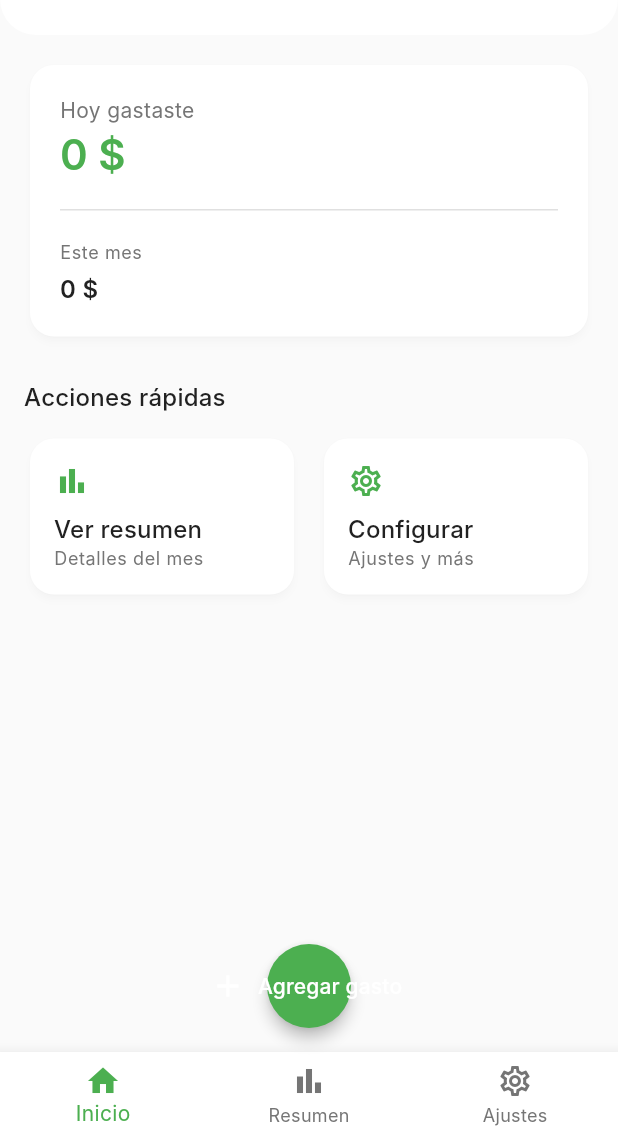
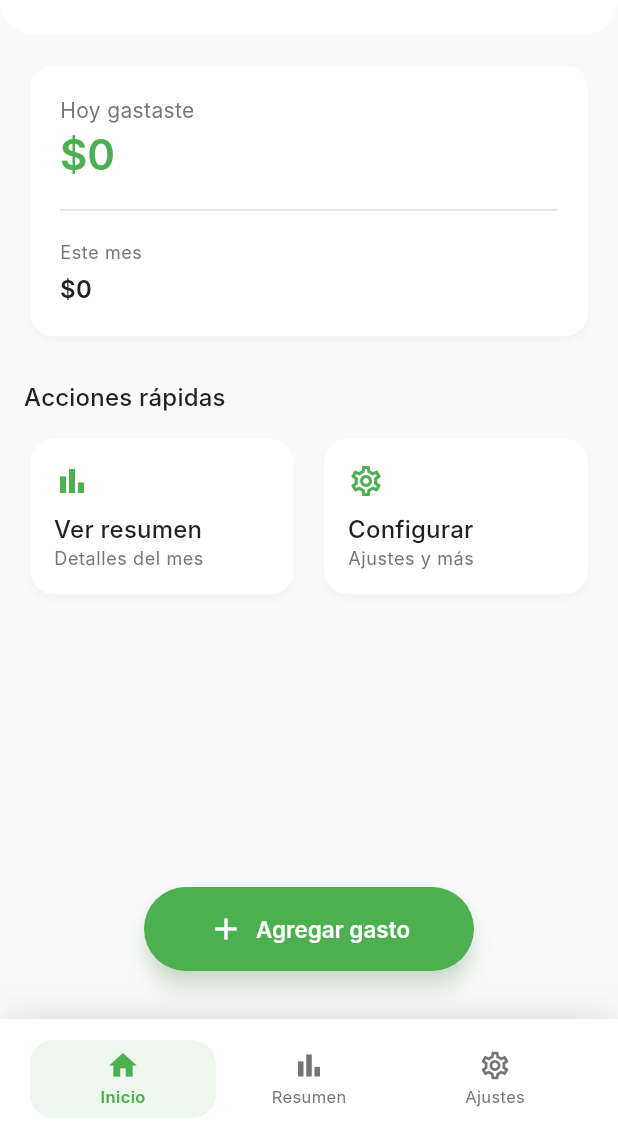
Before and after one commit to mateofj28/clara_, a Flutter app: the screen it shows after launch, on a phone screen of 412 x 824 dp, the part 97-1236 px from its top. Run offline on Flutter 3.47's test engine with Material 3 defaults, Android fonts, the phone set to English and light mode, and no system bars; our stand-ins replace equatable, shared_preferences; Roboto replaces fonts that are missing (Inter).

Commit message:
🔧 Correcciones importantes de UI y funcionalidad
✨ Mejoras implementadas:
- 🎨 Rediseño completo del bottom navigation bar con animaciones
- 🔘 Corrección del botón 'Agregar gasto' - posición y tamaño optimizados
- 💰 Solución definitiva del formato de moneda en todas las pantallas
- 🔢 Reparación del formateador de números en el input de gastos
- 📱 Eliminación de errores de overflow en componentes UI
- ⚡ Optimización del manejo de estado para evitar errores de build

🐛 Bugs corregidos:
- Números se mostraban incorrectamente (10 en lugar de 10,000)
- Botón flotante se superponía con bottom navigation
- Modal de agregar gasto tenía overflow de contenido
- Errores de setState durante build en múltiples componentes
- Bottom navigation básico reemplazado por diseño moderno

🎯 Resultado:
- App completamente funcional sin errores
- UI moderna y profesional
- Formato de moneda correcto en toda la aplicación
- Experiencia de usuario mejorada significativamente

```diff
--- /dev/null
+++ b/devtools_options.yaml
@@ -0,0 +1,3 @@
+description: This file stores settings for Dart & Flutter DevTools.
+documentation: https://docs.flutter.dev/tools/devtools/extensions#configure-extension-enablement-states
+extensions:
--- a/lib/presentation/pages/home/home_page.dart
+++ b/lib/presentation/pages/home/home_page.dart
@@ -1,4 +1,5 @@
 import 'package:flutter/material.dart';
+
 import '../../../core/di/injection_container.dart';
 import '../../../core/theme/app_theme.dart';
 import '../../../domain/entities/expense_summary.dart';
@@ -6,9 +7,9 @@ import '../../bloc/expense_bloc.dart';
 import '../../widgets/add_expense_modal.dart';
 import '../monthly_summary/monthly_summary_page.dart';
 import '../settings/settings_page.dart';
+import 'widgets/alerts_section.dart';
+import 'widgets/expense_summary_card.dart';
 import 'widgets/home_header.dart';
-import 'widgets/expense_summary_card.dart';
-import 'widgets/alerts_section.dart';
 
 class HomePage extends StatefulWidget {
   const HomePage({super.key});
@@ -37,7 +38,11 @@ class _HomePageState extends State<HomePage> {
 
   void _onBlocStateChanged() {
     if (mounted) {
+      WidgetsBinding.instance.addPostFrameCallback((_) {
+        if (mounted) {
           setState(() {});
+        }
+      });
     }
   }
 
@@ -55,6 +60,7 @@ class _HomePageState extends State<HomePage> {
       bottomNavigationBar: _buildBottomNavBar(),
       floatingActionButton: _currentIndex == 0 ? _buildFAB() : null,
       floatingActionButtonLocation: FloatingActionButtonLocation.centerFloat,
+      extendBody: true, // Para que el body se extienda detrás del bottom nav
     );
   }
 
@@ -138,7 +144,7 @@ class _HomePageState extends State<HomePage> {
             const SizedBox(height: 24),
           ],
           _buildQuickActions(),
-          const SizedBox(height: 100), // Espacio para el FAB
+          const SizedBox(height: 80), // Espacio para el FAB y bottom nav
         ],
       ),
     );
@@ -257,37 +263,123 @@ class _HomePageState extends State<HomePage> {
   }
 
   Widget _buildBottomNavBar() {
-    return BottomNavigationBar(
-      currentIndex: _currentIndex,
-      onTap: (index) => setState(() => _currentIndex = index),
-      type: BottomNavigationBarType.fixed,
-      selectedItemColor: AppTheme.primaryGreen,
-      unselectedItemColor: AppTheme.textSecondary,
-      items: const [
-        BottomNavigationBarItem(
-          icon: Icon(Icons.home_outlined),
-          activeIcon: Icon(Icons.home),
-          label: 'Inicio',
-        ),
-        BottomNavigationBarItem(
-          icon: Icon(Icons.bar_chart_outlined),
-          activeIcon: Icon(Icons.bar_chart),
-          label: 'Resumen',
-        ),
-        BottomNavigationBarItem(
-          icon: Icon(Icons.settings_outlined),
-          activeIcon: Icon(Icons.settings),
-          label: 'Ajustes',
+    return Container(
+      decoration: BoxDecoration(
+        color: Colors.white,
+        boxShadow: [
+          BoxShadow(
+            color: Colors.black.withValues(alpha: 0.1),
+            blurRadius: 20,
+            offset: const Offset(0, -5),
           ),
         ],
+      ),
+      child: SafeArea(
+        child: Container(
+          height: 80,
+          padding: const EdgeInsets.symmetric(horizontal: 20, vertical: 12),
+          child: Row(
+            mainAxisAlignment: MainAxisAlignment.spaceAround,
+            children: [
+              _buildNavItem(
+                icon: Icons.home_outlined,
+                activeIcon: Icons.home,
+                label: 'Inicio',
+                index: 0,
+              ),
+              _buildNavItem(
+                icon: Icons.bar_chart_outlined,
+                activeIcon: Icons.bar_chart,
+                label: 'Resumen',
+                index: 1,
+              ),
+              _buildNavItem(
+                icon: Icons.settings_outlined,
+                activeIcon: Icons.settings,
+                label: 'Ajustes',
+                index: 2,
+              ),
+            ],
+          ),
+        ),
+      ),
+    );
+  }
+
+  Widget _buildNavItem({
+    required IconData icon,
+    required IconData activeIcon,
+    required String label,
+    required int index,
+  }) {
+    final isActive = _currentIndex == index;
+
+    return Expanded(
+      child: GestureDetector(
+        onTap: () => setState(() => _currentIndex = index),
+        child: AnimatedContainer(
+          duration: const Duration(milliseconds: 200),
+          padding: const EdgeInsets.symmetric(horizontal: 12, vertical: 6),
+          decoration: BoxDecoration(
+            color: isActive
+                ? AppTheme.primaryGreen.withValues(alpha: 0.1)
+                : Colors.transparent,
+            borderRadius: BorderRadius.circular(16),
+          ),
+          child: Column(
+            mainAxisSize: MainAxisSize.min,
+            mainAxisAlignment: MainAxisAlignment.center,
+            children: [
+              Icon(
+                isActive ? activeIcon : icon,
+                color:
+                    isActive ? AppTheme.primaryGreen : AppTheme.textSecondary,
+                size: 22,
+              ),
+              const SizedBox(height: 2),
+              Text(
+                label,
+                style: TextStyle(
+                  fontSize: 11,
+                  fontWeight: isActive ? FontWeight.w600 : FontWeight.w400,
+                  color:
+                      isActive ? AppTheme.primaryGreen : AppTheme.textSecondary,
+                ),
+                maxLines: 1,
+                overflow: TextOverflow.ellipsis,
+              ),
+            ],
+          ),
+        ),
+      ),
     );
   }
 
   Widget _buildFAB() {
-    return FloatingActionButton.extended(
+    return Container(
+      margin:
+          const EdgeInsets.only(bottom: 16), // Altura normal de floating button
+      child: SizedBox(
+        width: 220, // Ancho aumentado para mostrar "Agregar gasto" completo
+        height: 56,
+        child: ElevatedButton.icon(
           onPressed: _showAddExpenseModal,
-      icon: const Icon(Icons.add),
-      label: const Text('Agregar gasto'),
+          icon: const Icon(Icons.add, size: 24),
+          label: const Text(
+            'Agregar gasto',
+            style: TextStyle(fontSize: 15, fontWeight: FontWeight.w600),
+          ),
+          style: ElevatedButton.styleFrom(
+            backgroundColor: AppTheme.primaryGreen,
+            foregroundColor: Colors.white,
+            elevation: 6,
+            shadowColor: AppTheme.primaryGreen.withValues(alpha: 0.4),
+            shape: RoundedRectangleBorder(
+              borderRadius: BorderRadius.circular(28),
+            ),
+          ),
+        ),
+      ),
     );
   }
 
--- a/lib/presentation/pages/home/widgets/expense_summary_card.dart
+++ b/lib/presentation/pages/home/widgets/expense_summary_card.dart
@@ -1,7 +1,25 @@
 import 'package:flutter/material.dart';
-import 'package:intl/intl.dart';
+
 import '../../../../core/theme/app_theme.dart';
 import '../../../../domain/entities/expense_summary.dart';
+
+String formatCurrency(double amount) {
+  // Convertir a entero para evitar decimales
+  int intAmount = amount.toInt();
+
+  // Formatear manualmente con separadores de miles
+  String numStr = intAmount.toString();
+  String result = '';
+
+  for (int i = 0; i < numStr.length; i++) {
+    if (i > 0 && (numStr.length - i) % 3 == 0) {
+      result += ',';
+    }
+    result += numStr[i];
+  }
+
+  return '\$$result';
+}
 
 class ExpenseSummaryCard extends StatelessWidget {
   final ExpenseSummary summary;
@@ -13,12 +31,6 @@ class ExpenseSummaryCard extends StatelessWidget {
 
   @override
   Widget build(BuildContext context) {
-    final currencyFormat = NumberFormat.currency(
-      locale: 'es_CO',
-      symbol: '\$',
-      decimalDigits: 0,
-    );
-
     return Card(
       child: Padding(
         padding: const EdgeInsets.all(20),
@@ -37,7 +49,7 @@ class ExpenseSummaryCard extends StatelessWidget {
                 ),
                 const SizedBox(height: 4),
                 Text(
-                  currencyFormat.format(summary.totalToday),
+                  formatCurrency(summary.totalToday),
                   style: Theme.of(context).textTheme.displayMedium?.copyWith(
                         color: AppTheme.primaryGreen,
                         fontWeight: FontWeight.w600,
@@ -63,7 +75,7 @@ class ExpenseSummaryCard extends StatelessWidget {
                   child: _buildSecondaryInfo(
                     context,
                     'Este mes',
-                    currencyFormat.format(summary.totalMonth),
+                    formatCurrency(summary.totalMonth),
                   ),
                 ),
                 if (summary.topCategory != null) ...[
--- a/lib/presentation/pages/monthly_summary/monthly_summary_page.dart
+++ b/lib/presentation/pages/monthly_summary/monthly_summary_page.dart
@@ -1,10 +1,29 @@
 import 'package:flutter/material.dart';
 import 'package:intl/intl.dart';
+
 import '../../../core/di/injection_container.dart';
 import '../../../core/theme/app_theme.dart';
 import '../../../domain/entities/expense.dart';
 import '../../../domain/entities/expense_summary.dart';
 import '../../bloc/expense_bloc.dart';
+
+String formatCurrency(double amount) {
+  // Convertir a entero para evitar decimales
+  int intAmount = amount.toInt();
+
+  // Formatear manualmente con separadores de miles
+  String numStr = intAmount.toString();
+  String result = '';
+
+  for (int i = 0; i < numStr.length; i++) {
+    if (i > 0 && (numStr.length - i) % 3 == 0) {
+      result += ',';
+    }
+    result += numStr[i];
+  }
+
+  return '\$$result';
+}
 
 class MonthlySummaryPage extends StatefulWidget {
   const MonthlySummaryPage({super.key});
@@ -34,7 +53,11 @@ class _MonthlySummaryPageState extends State<MonthlySummaryPage> {
 
   void _onBlocStateChanged() {
     if (mounted) {
+      WidgetsBinding.instance.addPostFrameCallback((_) {
+        if (mounted) {
           setState(() {});
+        }
+      });
     }
   }
 
@@ -93,12 +116,6 @@ class _MonthlySummaryPageState extends State<MonthlySummaryPage> {
   }
 
   Widget _buildSummaryContent(ExpenseSummary summary) {
-    final currencyFormat = NumberFormat.currency(
-      locale: 'es_CO',
-      symbol: '\$',
-      decimalDigits: 0,
-    );
-
     final now = DateTime.now();
     final monthName = DateFormat('MMMM yyyy', 'es_ES').format(now);
 
@@ -120,7 +137,7 @@ class _MonthlySummaryPageState extends State<MonthlySummaryPage> {
                   ),
                   const SizedBox(height: 8),
                   Text(
-                    currencyFormat.format(summary.totalMonth),
+                    formatCurrency(summary.totalMonth),
                     style: Theme.of(context).textTheme.displayMedium?.copyWith(
                           color: AppTheme.primaryGreen,
                           fontWeight: FontWeight.w600,
@@ -154,7 +171,6 @@ class _MonthlySummaryPageState extends State<MonthlySummaryPage> {
                       entry.key,
                       entry.value,
                       summary.categoryPercentages[entry.key] ?? 0,
-                      currencyFormat,
                     )),
           ] else ...[
             _buildEmptyCategories(),
@@ -173,7 +189,6 @@ class _MonthlySummaryPageState extends State<MonthlySummaryPage> {
     ExpenseCategory category,
     double amount,
     double percentage,
-    NumberFormat currencyFormat,
   ) {
     return Card(
       margin: const EdgeInsets.only(bottom: 12),
@@ -210,7 +225,7 @@ class _MonthlySummaryPageState extends State<MonthlySummaryPage> {
                   ),
                   const SizedBox(height: 4),
                   Text(
-                    currencyFormat.format(amount),
+                    formatCurrency(amount),
                     style: Theme.of(context).textTheme.bodyLarge?.copyWith(
                           fontWeight: FontWeight.w600,
                         ),
@@ -273,13 +288,13 @@ class _MonthlySummaryPageState extends State<MonthlySummaryPage> {
 
   Widget _buildInterpretation(ExpenseSummary summary) {
     final topCategory = summary.topCategory;
-    final topPercentage = topCategory != null
-        ? summary.categoryPercentages[topCategory] ?? 0
-        : 0;
+    final topPercentage =
+        topCategory != null ? summary.categoryPercentages[topCategory] ?? 0 : 0;
 
     String interpretation = '';
     if (topCategory != null && topPercentage > 0) {
-      interpretation = '${topCategory.displayName} representa el ${topPercentage.toStringAsFixed(0)}% de tus gastos';
+      interpretation =
+          '${topCategory.displayName} representa el ${topPercentage.toStringAsFixed(0)}% de tus gastos';
     }
 
     return Card(
--- a/lib/presentation/widgets/add_expense_modal.dart
+++ b/lib/presentation/widgets/add_expense_modal.dart
@@ -1,6 +1,6 @@
 import 'package:flutter/material.dart';
 import 'package:flutter/services.dart';
-import 'package:intl/intl.dart';
+
 import '../../core/theme/app_theme.dart';
 import '../../domain/entities/expense.dart';
 
@@ -72,6 +72,7 @@ class _AddExpenseModalState extends State<AddExpenseModal> {
         top: 20,
         bottom: MediaQuery.of(context).viewInsets.bottom + 20,
       ),
+      child: SingleChildScrollView(
         child: Form(
           key: _formKey,
           child: Column(
@@ -106,7 +107,6 @@ class _AddExpenseModalState extends State<AddExpenseModal> {
                 focusNode: _amountFocusNode,
                 keyboardType: TextInputType.number,
                 inputFormatters: [
-                FilteringTextInputFormatter.digitsOnly,
                   _ThousandsSeparatorInputFormatter(),
                 ],
                 decoration: const InputDecoration(
@@ -178,6 +178,7 @@ class _AddExpenseModalState extends State<AddExpenseModal> {
             ],
           ),
         ),
+      ),
     );
   }
 
@@ -192,13 +193,11 @@ class _AddExpenseModalState extends State<AddExpenseModal> {
           child: Container(
             padding: const EdgeInsets.symmetric(horizontal: 16, vertical: 12),
             decoration: BoxDecoration(
-              color: isSelected
-                  ? AppTheme.primaryGreen
-                  : AppTheme.backgroundGrey,
+              color:
+                  isSelected ? AppTheme.primaryGreen : AppTheme.backgroundGrey,
               borderRadius: BorderRadius.circular(20),
-              border: isSelected
-                  ? null
-                  : Border.all(color: AppTheme.dividerGrey),
+              border:
+                  isSelected ? null : Border.all(color: AppTheme.dividerGrey),
             ),
             child: Row(
               mainAxisSize: MainAxisSize.min,
@@ -211,12 +210,8 @@ class _AddExpenseModalState extends State<AddExpenseModal> {
                 Text(
                   category.displayName,
                   style: TextStyle(
-                    color: isSelected
-                        ? Colors.white
-                        : AppTheme.textPrimary,
-                    fontWeight: isSelected
-                        ? FontWeight.w600
-                        : FontWeight.w400,
+                    color: isSelected ? Colors.white : AppTheme.textPrimary,
+                    fontWeight: isSelected ? FontWeight.w600 : FontWeight.w400,
                   ),
                 ),
               ],
@@ -245,6 +240,8 @@ class _AddExpenseModalState extends State<AddExpenseModal> {
     try {
       final amountText = _amountController.text.replaceAll(',', '');
       final amount = double.parse(amountText);
+
+      print('DEBUG: amountText = "$amountText", amount = $amount'); // Debug
 
       final expense = Expense(
         id: DateTime.now().millisecondsSinceEpoch.toString(),
@@ -294,17 +291,38 @@ class _ThousandsSeparatorInputFormatter extends TextInputFormatter {
       return newValue;
     }
 
-    final number = int.tryParse(newValue.text.replaceAll(',', ''));
+    // Solo permitir dígitos y comas
+    final cleanText = newValue.text.replaceAll(RegExp(r'[^0-9,]'), '');
+
+    // Remover comas para parsear el número
+    final digitsOnly = cleanText.replaceAll(',', '');
+
+    if (digitsOnly.isEmpty) {
+      return const TextEditingValue(
+        text: '',
+        selection: TextSelection.collapsed(offset: 0),
+      );
+    }
+
+    final number = int.tryParse(digitsOnly);
     if (number == null) {
       return oldValue;
     }
 
-    final formatter = NumberFormat('#,###', 'es_CO');
-    final newText = formatter.format(number);
+    // Formatear manualmente
+    String numStr = number.toString();
+    String result = '';
+
+    for (int i = 0; i < numStr.length; i++) {
+      if (i > 0 && (numStr.length - i) % 3 == 0) {
+        result += ',';
+      }
+      result += numStr[i];
+    }
 
     return TextEditingValue(
-      text: newText,
-      selection: TextSelection.collapsed(offset: newText.length),
+      text: result,
+      selection: TextSelection.collapsed(offset: result.length),
     );
   }
 }
```
Also changed, not shown: 23 other files. Lines whose indentation alone changed are shown as unchanged.
